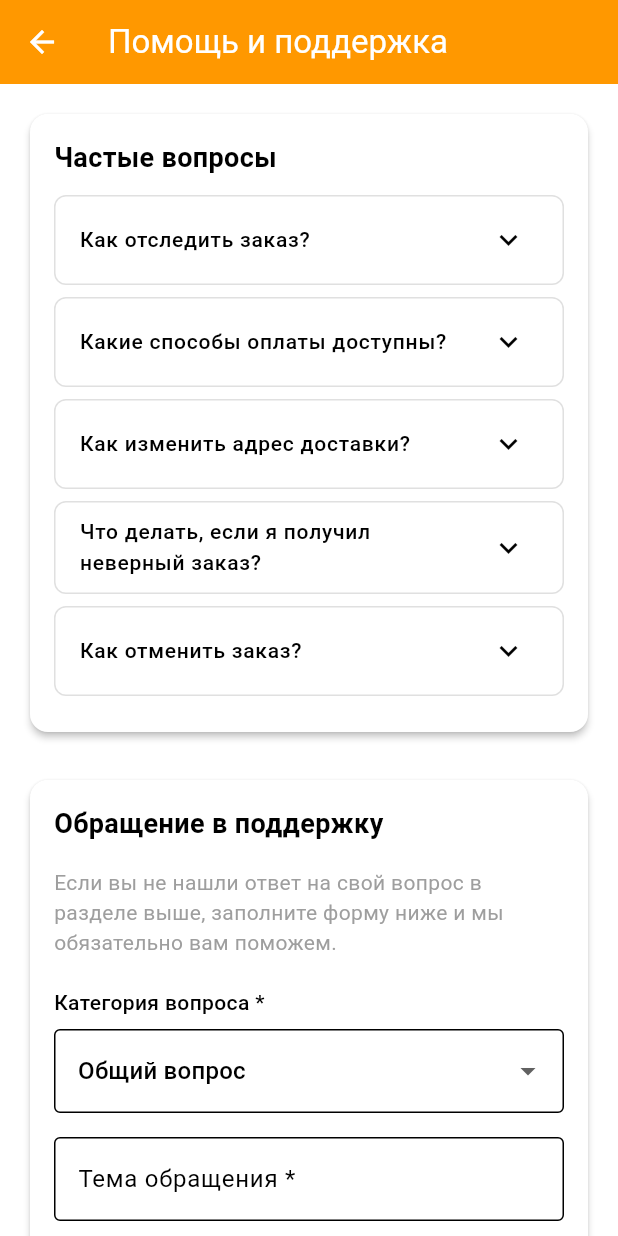
After one commit to Klimin0Andrey/MobileProject, a Flutter app: the SupportScreen screen opened directly, on a phone screen of 412 x 824 dp. The commit adds this screen. Run offline on Flutter 3.47's test engine with Material 3 defaults, Android fonts, the phone set to English and light mode, and no system bars; our stand-ins replace cloud_firestore, firebase_auth, firebase_core, shared_preferences; accounts and stored records are empty.

Commit message:
Add MWP 'Help and support'

```diff
--- /dev/null
+++ b/lib/data/models/support_ticket.dart
@@ -0,0 +1,83 @@
+import 'package:cloud_firestore/cloud_firestore.dart';
+
+class SupportTicket {
+  final String id;
+  final String userId;
+  final String userName;
+  final String userEmail;
+  final String subject;
+  final String message;
+  final Timestamp createdAt; // ИЗМЕНИЛИ: DateTime → Timestamp
+  final String status; // 'open', 'in_progress', 'resolved'
+  final String? adminReply;
+  final String category;
+
+  SupportTicket({
+    required this.id,
+    required this.userId,
+    required this.userName,
+    required this.userEmail,
+    required this.subject,
+    required this.message,
+    required this.createdAt, // Теперь принимает Timestamp
+    required this.category,
+    this.status = 'open',
+    this.adminReply,
+  });
+
+  // Константы для статусов
+  static const String statusOpen = 'open';
+  static const String statusInProgress = 'in_progress';
+  static const String statusResolved = 'resolved';
+
+  // toMap метод - ДЛЯ СОХРАНЕНИЯ В FIRESTORE
+  Map<String, dynamic> toMap() {
+    return {
+      'userId': userId,
+      'userName': userName,
+      'userEmail': userEmail,
+      'subject': subject,
+      'message': message,
+      'category': category,
+      'createdAt': createdAt, // Уже Timestamp, не конвертируем
+      'status': status,
+      'adminReply': adminReply,
+    };
+  }
+
+  // fromMap метод - ДЛЯ ЧТЕНИЯ ИЗ FIRESTORE
+  factory SupportTicket.fromMap(Map<String, dynamic> map, String documentId) {
+    return SupportTicket(
+      id: documentId,
+      userId: map['userId'] ?? '',
+      userName: map['userName'] ?? '',
+      userEmail: map['userEmail'] ?? '',
+      subject: map['subject'] ?? '',
+      message: map['message'] ?? '',
+      category: map['category'] ?? 'general',
+      createdAt: map['createdAt'] ?? Timestamp.now(), // Получаем Timestamp
+      status: map['status'] ?? 'open',
+      adminReply: map['adminReply'],
+    );
+  }
+
+  // fromFirestore метод для удобной работы с Firebase
+  factory SupportTicket.fromFirestore(DocumentSnapshot doc) {
+    final data = doc.data() as Map<String, dynamic>;
+    return SupportTicket(
+      id: doc.id,
+      userId: data['userId'] ?? '',
+      userName: data['userName'] ?? '',
+      userEmail: data['userEmail'] ?? '',
+      subject: data['subject'] ?? '',
+      message: data['message'] ?? '',
+      category: data['category'] ?? 'general',
+      createdAt: data['createdAt'] ?? Timestamp.now(), // Получаем Timestamp
+      status: data['status'] ?? 'open',
+      adminReply: data['adminReply'],
+    );
+  }
+
+  // Дополнительный геттер для удобства, если нужен DateTime
+  DateTime get createdAtDate => createdAt.toDate();
+}
--- a/lib/main.dart
+++ b/lib/main.dart
@@ -1,5 +1,6 @@
 import 'package:flutter/material.dart';
 import 'package:firebase_core/firebase_core.dart';
+import 'package:linux_test2/presentation/providers/support_provider.dart';
 import 'package:provider/provider.dart';
 import 'package:linux_test2/data/models/user.dart';
 import 'package:linux_test2/services/auth.dart';
@@ -34,6 +35,7 @@ class MyApp extends StatelessWidget {
         ChangeNotifierProvider(create: (context) => RestaurantProvider()),
         ChangeNotifierProvider(create: (_) => OrderProvider()),
         ChangeNotifierProvider(create: (_) => ThemeProvider()),
+        ChangeNotifierProvider(create: (_) => SupportProvider()),
       ],
       child: Consumer<ThemeProvider>( // ← оборачиваем в Consumer
         builder: (context, themeProvider, child) {
--- a/lib/presentation/screens/customer/profile_screen.dart
+++ b/lib/presentation/screens/customer/profile_screen.dart
@@ -4,6 +4,7 @@ import 'package:linux_test2/data/models/user.dart';
 import 'package:linux_test2/services/auth.dart';
 import 'package:linux_test2/presentation/screens/customer/order_history_screen.dart';
 import 'package:linux_test2/presentation/providers/theme_provider.dart';
+import 'package:linux_test2/presentation/screens/customer/support_screen.dart';
 
 class ProfileScreen extends StatelessWidget {
   const ProfileScreen({super.key});
@@ -147,7 +148,9 @@ class ProfileScreen extends StatelessWidget {
           icon: Icons.help,
           title: 'Помощь и поддержка',
           onTap: () {
-            _showComingSoonDialog(context, 'Помощь и поддержка');
+            Navigator.of(context).push(
+              MaterialPageRoute(builder: (context) => const SupportScreen()),
+            );
           },
         ),
 
--- /dev/null
+++ b/lib/presentation/screens/customer/support_screen.dart
@@ -0,0 +1,441 @@
+import 'package:flutter/material.dart';
+import 'package:provider/provider.dart';
+import 'package:linux_test2/data/models/user.dart';
+//import 'package:linux_test2/services/support_service.dart';
+import 'package:linux_test2/presentation/providers/support_provider.dart';
+
+class SupportScreen extends StatefulWidget {
+  const SupportScreen({super.key});
+
+  @override
+  State<SupportScreen> createState() => _SupportScreenState();
+}
+
+class _SupportScreenState extends State<SupportScreen> {
+  final _formKey = GlobalKey<FormState>();
+  final _subjectController = TextEditingController();
+  final _messageController = TextEditingController();
+
+  String _selectedCategory = 'general';
+  bool _isLoading = false;
+
+  @override
+  void dispose() {
+    _subjectController.dispose();
+    _messageController.dispose();
+    super.dispose();
+  }
+
+  Future<void> _submitSupportRequest(BuildContext context) async {
+    if (!_formKey.currentState!.validate()) return;
+
+    final user = context.read<AppUser?>();
+    if (user == null) {
+      _showAuthDialog(context);
+      return;
+    }
+
+    setState(() {
+      _isLoading = true;
+    });
+
+    try {
+      await context.read<SupportProvider>().submitTicket(
+        userId: user.uid,
+        userName: user.email.split('@').first,
+        userEmail: user.email,
+        category: _selectedCategory,
+        subject: _subjectController.text,
+        message: _messageController.text,
+      );
+
+      // Очищаем форму
+      _subjectController.clear();
+      _messageController.clear();
+
+      ScaffoldMessenger.of(context).showSnackBar(
+        const SnackBar(
+          content: Text('Ваше обращение отправлено! Мы ответим в течение 24 часов.'),
+          backgroundColor: Colors.green,
+        ),
+      );
+
+    } catch (e) {
+      ScaffoldMessenger.of(context).showSnackBar(
+        SnackBar(
+          content: Text('Ошибка при отправке: $e'),
+          backgroundColor: Colors.red,
+        ),
+      );
+    } finally {
+      setState(() {
+        _isLoading = false;
+      });
+    }
+  }
+
+  void _showAuthDialog(BuildContext context) {
+    showDialog(
+      context: context,
+      builder: (context) => AlertDialog(
+        title: const Text('Требуется авторизация'),
+        content: const Text('Для обращения в поддержку необходимо войти в аккаунт'),
+        actions: [
+          TextButton(
+            onPressed: () => Navigator.of(context).pop(),
+            child: const Text('Отмена'),
+          ),
+          TextButton(
+            onPressed: () {
+              Navigator.of(context).pop();
+              // TODO: Навигация на экран авторизации
+              // Navigator.pushNamed(context, '/login');
+            },
+            child: const Text('Войти'),
+          ),
+        ],
+      ),
+    );
+  }
+
+  Widget _buildFaqSection() {
+    return Card(
+      elevation: 2,
+      child: Padding(
+        padding: const EdgeInsets.all(16),
+        child: Column(
+          crossAxisAlignment: CrossAxisAlignment.start,
+          children: [
+            const Text(
+              'Частые вопросы',
+              style: TextStyle(fontSize: 18, fontWeight: FontWeight.bold),
+            ),
+            const SizedBox(height: 12),
+            _buildFaqItem(
+              question: 'Как отследить заказ?',
+              answer: 'Статус заказа можно отслеживать в разделе "История заказов" в вашем профиле. Там вы увидите все детали заказа и его текущий статус.',
+            ),
+            _buildFaqItem(
+              question: 'Какие способы оплаты доступны?',
+              answer: 'Мы принимаем банковские карты (Visa, MasterCard, МИР) для онлайн-оплаты, а также наличные при получении заказа.',
+            ),
+            _buildFaqItem(
+              question: 'Как изменить адрес доставки?',
+              answer: 'Адрес доставки можно изменить в корзине до подтверждения заказа. После подтверждения свяжитесь с поддержкой для изменения адреса.',
+            ),
+            _buildFaqItem(
+              question: 'Что делать, если я получил неверный заказ?',
+              answer: 'Немедленно свяжитесь с нами по телефону поддержки или через эту форму. Сохраните заказ и приложите фото для быстрого решения проблемы.',
+            ),
+            _buildFaqItem(
+              question: 'Как отменить заказ?',
+              answer: 'Заказ можно отменить в разделе "История заказов" если он еще не принят рестораном. Для отмены принятого заказа свяжитесь с поддержкой.',
+            ),
+          ],
+        ),
+      ),
+    );
+  }
+
+  Widget _buildFaqItem({required String question, required String answer}) {
+    return Container(
+      margin: const EdgeInsets.only(bottom: 8),
+      decoration: BoxDecoration(
+        border: Border.all(color: Colors.grey.shade300),
+        borderRadius: BorderRadius.circular(8),
+      ),
+      child: ExpansionTile(
+        title: Text(
+          question,
+          style: const TextStyle(fontSize: 14, fontWeight: FontWeight.w500),
+        ),
+        children: [
+          Padding(
+            padding: const EdgeInsets.symmetric(horizontal: 16, vertical: 12),
+            child: Text(
+              answer,
+              style: TextStyle(color: Colors.grey[700], fontSize: 13),
+            ),
+          ),
+        ],
+      ),
+    );
+  }
+
+  Widget _buildContactSection(BuildContext context) {
+    return Card(
+      elevation: 2,
+      child: Padding(
+        padding: const EdgeInsets.all(16),
+        child: Form(
+          key: _formKey,
+          child: Column(
+            crossAxisAlignment: CrossAxisAlignment.start,
+            children: [
+              const Text(
+                'Обращение в поддержку',
+                style: TextStyle(fontSize: 18, fontWeight: FontWeight.bold),
+              ),
+              const SizedBox(height: 16),
+              const Text(
+                'Если вы не нашли ответ на свой вопрос в разделе выше, заполните форму ниже и мы обязательно вам поможем.',
+                style: TextStyle(color: Colors.grey, fontSize: 14),
+              ),
+              const SizedBox(height: 20),
+
+              // Категория обращения
+              const Text(
+                'Категория вопроса *',
+                style: TextStyle(fontWeight: FontWeight.w500),
+              ),
+              const SizedBox(height: 8),
+              DropdownButtonFormField<String>(
+                initialValue: _selectedCategory,
+                items: const [
+                  DropdownMenuItem(
+                    value: 'general',
+                    child: Text('Общий вопрос'),
+                  ),
+                  DropdownMenuItem(
+                    value: 'order',
+                    child: Text('Проблема с заказом'),
+                  ),
+                  DropdownMenuItem(
+                    value: 'payment',
+                    child: Text('Оплата'),
+                  ),
+                  DropdownMenuItem(
+                    value: 'technical',
+                    child: Text('Техническая проблема'),
+                  ),
+                  DropdownMenuItem(
+                    value: 'refund',
+                    child: Text('Возврат средств'),
+                  ),
+                  DropdownMenuItem(
+                    value: 'other',
+                    child: Text('Другое'),
+                  ),
+                ],
+                onChanged: _isLoading ? null : (value) {
+                  setState(() => _selectedCategory = value!);
+                },
+                decoration: const InputDecoration(
+                  border: OutlineInputBorder(),
+                  contentPadding: EdgeInsets.symmetric(horizontal: 12, vertical: 16),
+                ),
+                validator: (value) {
+                  if (value == null || value.isEmpty) {
+                    return 'Выберите категорию вопроса';
+                  }
+                  return null;
+                },
+              ),
+
+              const SizedBox(height: 16),
+
+              // Тема
+              TextFormField(
+                controller: _subjectController,
+                enabled: !_isLoading,
+                decoration: const InputDecoration(
+                  labelText: 'Тема обращения *',
+                  border: OutlineInputBorder(),
+                  hintText: 'Кратко опишите суть проблемы',
+                ),
+                validator: (value) {
+                  if (value == null || value.isEmpty) {
+                    return 'Введите тему обращения';
+                  }
+                  if (value.length < 5) {
+                    return 'Тема должна содержать минимум 5 символов';
+                  }
+                  return null;
+                },
+              ),
+
+              const SizedBox(height: 16),
+
+              // Сообщение
+              TextFormField(
+                controller: _messageController,
+                enabled: !_isLoading,
+                decoration: const InputDecoration(
+                  labelText: 'Подробное описание проблемы *',
+                  border: OutlineInputBorder(),
+                  alignLabelWithHint: true,
+                  hintText: 'Опишите вашу проблему максимально подробно...',
+                ),
+                maxLines: 5,
+                validator: (value) {
+                  if (value == null || value.isEmpty) {
+                    return 'Опишите вашу проблему';
+                  }
+                  if (value.length < 10) {
+                    return 'Описание должно содержать минимум 10 символов';
+                  }
+                  return null;
+                },
+              ),
+
+              const SizedBox(height: 8),
+              Text(
+                'Минимум 10 символов',
+                style: TextStyle(
+                  color: Colors.grey[600],
+                  fontSize: 12,
+                ),
+              ),
+
+              const SizedBox(height: 24),
+
+              // Кнопка отправки
+              SizedBox(
+                width: double.infinity,
+                child: ElevatedButton(
+                  onPressed: _isLoading ? null : () => _submitSupportRequest(context),
+                  style: ElevatedButton.styleFrom(
+                    backgroundColor: Colors.orange,
+                    foregroundColor: Colors.white,
+                    padding: const EdgeInsets.symmetric(vertical: 16),
+                    shape: RoundedRectangleBorder(
+                      borderRadius: BorderRadius.circular(8),
+                    ),
+                  ),
+                  child: _isLoading
+                      ? const SizedBox(
+                    width: 20,
+                    height: 20,
+                    child: CircularProgressIndicator(
+                      strokeWidth: 2,
+                      valueColor: AlwaysStoppedAnimation<Color>(Colors.white),
+                    ),
+                  )
+                      : const Text(
+                    'Отправить обращение',
+                    style: TextStyle(fontSize: 16, fontWeight: FontWeight.w600),
+                  ),
+                ),
+              ),
+            ],
+          ),
+        ),
+      ),
+    );
+  }
+
+  Widget _buildInfoSection() {
+    return Card(
+      elevation: 2,
+      child: Padding(
+        padding: const EdgeInsets.all(16),
+        child: Column(
+          crossAxisAlignment: CrossAxisAlignment.start,
+          children: [
+            const Text(
+              'Контактная информация',
+              style: TextStyle(fontSize: 18, fontWeight: FontWeight.bold),
+            ),
+            const SizedBox(height: 16),
+            _buildContactItem(
+              icon: Icons.phone,
+              title: 'Телефон поддержки',
+              subtitle: '+7 (999) 123-45-67',
+              onTap: () {
+                // TODO: Реализовать звонок
+              },
+            ),
+            _buildContactItem(
+              icon: Icons.email,
+              title: 'Email',
+              subtitle: 'support@yumyum.ru',
+              onTap: () {
+                // TODO: Реализовать отправку email
+              },
+            ),
+            _buildContactItem(
+              icon: Icons.access_time,
+              title: 'Время работы',
+              subtitle: 'Круглосуточно, 24/7',
+            ),
+            _buildContactItem(
+              icon: Icons.chat,
+              title: 'Онлайн-чат',
+              subtitle: 'Доступен в мобильном приложении',
+              onTap: () {
+                _showComingSoonDialog(context, 'Онлайн-чат');
+              },
+            ),
+          ],
+        ),
+      ),
+    );
+  }
+
+  Widget _buildContactItem({
+    required IconData icon,
+    required String title,
+    required String subtitle,
+    VoidCallback? onTap,
+  }) {
+    return ListTile(
+      leading: Icon(icon, color: Colors.orange),
+      title: Text(title),
+      subtitle: Text(subtitle),
+      onTap: onTap,
+      contentPadding: EdgeInsets.zero,
+      visualDensity: const VisualDensity(vertical: -2),
+    );
+  }
+
+  void _showComingSoonDialog(BuildContext context, String feature) {
+    showDialog(
+      context: context,
+      builder: (context) => AlertDialog(
+        title: const Text('Скоро будет доступно'),
+        content: Text('Функция "$feature" находится в разработке'),
+        actions: [
+          TextButton(
+            onPressed: () => Navigator.of(context).pop(),
+            child: const Text('ОК'),
+          ),
+        ],
+      ),
+    );
+  }
+
+  @override
+  Widget build(BuildContext context) {
+    return Scaffold(
+      appBar: AppBar(
+        title: const Text('Помощь и поддержка'),
+        backgroundColor: Colors.orange,
+        foregroundColor: Colors.white,
+        elevation: 0,
+      ),
+      body: ListView(
+        padding: const EdgeInsets.all(16),
+        children: [
+          _buildFaqSection(),
+          const SizedBox(height: 24),
+          _buildContactSection(context),
+          const SizedBox(height: 24),
+          _buildInfoSection(),
+          const SizedBox(height: 16),
+          const Padding(
+            padding: EdgeInsets.symmetric(horizontal: 8.0),
+            child: Text(
+              'Обычно мы отвечаем на обращения в течение 1-2 часов в рабочее время',
+              textAlign: TextAlign.center,
+              style: TextStyle(
+                color: Colors.grey,
+                fontSize: 12,
+                fontStyle: FontStyle.italic,
+              ),
+            ),
+          ),
+        ],
+      ),
+    );
+  }
+}
--- a/pubspec.yaml
+++ b/pubspec.yaml
@@ -41,6 +41,7 @@ dependencies:
   flutter_spinkit: ^5.2.2
   flutter_svg: ^2.2.1
   intl: ^0.20.2
+  shared_preferences: ^2.5.3
 
 dev_dependencies:
   flutter_test:
```
Also changed, not shown: lib/presentation/providers/support_provider.dart (added, +51 -0 lines), lib/services/support_service.dart (added, +62 -0 lines), pubspec.lock.
